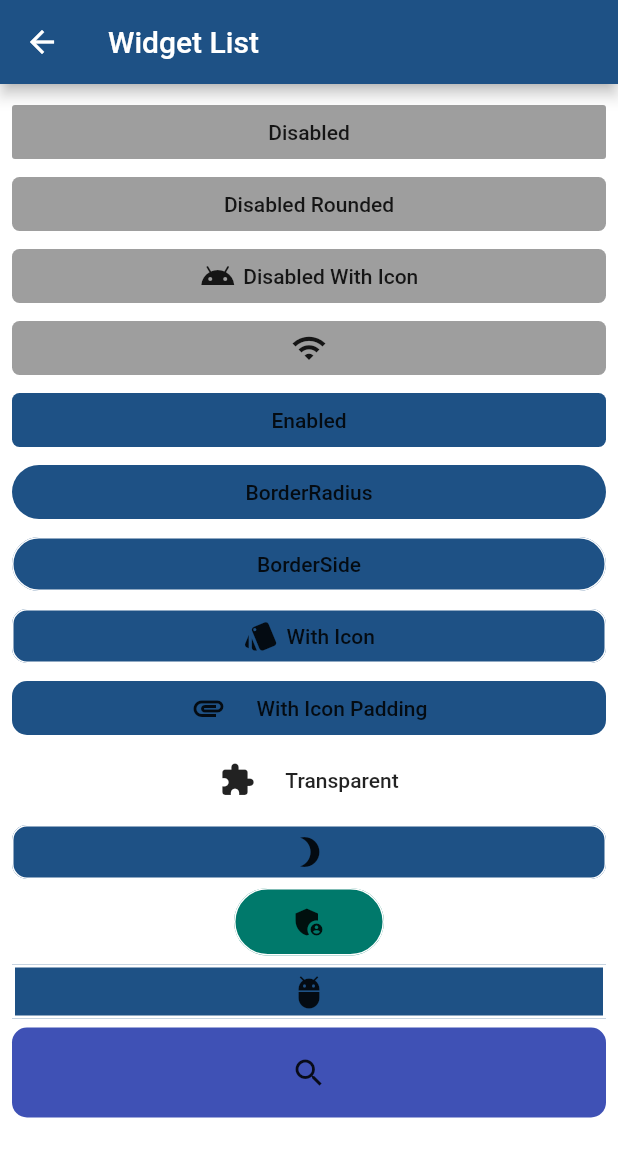
After one commit to ashtanko/flutter_bloc_app_template, a Flutter app: the WidgetListScreen screen opened directly, on a phone screen of 412 x 824 dp. The commit adds this screen. Shown: the top 1157 px of the screen. Run offline on Flutter 3.47's test engine with Material 2 defaults, Android fonts, the phone set to English and light mode, and no system bars; our stand-ins replace bloc, equatable, flutter_bloc, flutter_svg, gap, get_it and 4 more; network calls fail.

Commit message:
Add widget list

```diff
--- a/lib/l10n/intl_de.arb
+++ b/lib/l10n/intl_de.arb
@@ -40,5 +40,25 @@
   "tabHome": "Home",
   "@tabHome": {},
   "tabSettings": "Settings",
-  "@tabSettings": {}
+  "@tabSettings": {},
+  "widgetList": "Widget List",
+  "@widgetList": {},
+  "disabledButtonTitle": "Disabled",
+  "@disabledButtonTitle": {},
+  "disabledRoundedButtonTitle": "Disabled Rounded",
+  "@disabledRoundedButtonTitle": {},
+  "disabledWithIconButtonTitle": "Disabled With Icon",
+  "@disabledWithIconButtonTitle": {},
+  "enabledButtonTitle": "Enabled",
+  "@enabledButtonTitle": {},
+  "borderRadiusButtonTitle": "BorderRadius",
+  "@borderRadiusButtonTitle": {},
+  "borderSideButtonTitle": "BorderSide",
+  "@borderSideButtonTitle": {},
+  "iconButtonTitle": "With Icon",
+  "@iconButtonTitle": {},
+  "iconAndPaddingButtonTitle": "With Icon Padding",
+  "@iconAndPaddingButtonTitle": {},
+  "transparentButtonTitle": "Transparent",
+  "@transparentButtonTitle": {}
 }
--- a/lib/l10n/intl_en.arb
+++ b/lib/l10n/intl_en.arb
@@ -40,5 +40,25 @@
   "tabHome": "Home",
   "@tabHome": {},
   "tabSettings": "Settings",
-  "@tabSettings": {}
+  "@tabSettings": {},
+  "widgetList": "Widget List",
+  "@widgetList": {},
+  "disabledButtonTitle": "Disabled",
+  "@disabledButtonTitle": {},
+  "disabledRoundedButtonTitle": "Disabled Rounded",
+  "@disabledRoundedButtonTitle": {},
+  "disabledWithIconButtonTitle": "Disabled With Icon",
+  "@disabledWithIconButtonTitle": {},
+  "enabledButtonTitle": "Enabled",
+  "@enabledButtonTitle": {},
+  "borderRadiusButtonTitle": "BorderRadius",
+  "@borderRadiusButtonTitle": {},
+  "borderSideButtonTitle": "BorderSide",
+  "@borderSideButtonTitle": {},
+  "iconButtonTitle": "With Icon",
+  "@iconButtonTitle": {},
+  "iconAndPaddingButtonTitle": "With Icon Padding",
+  "@iconAndPaddingButtonTitle": {},
+  "transparentButtonTitle": "Transparent",
+  "@transparentButtonTitle": {}
 }
--- a/lib/routes/routes.dart
+++ b/lib/routes/routes.dart
@@ -60,6 +60,19 @@ final appRouter = GoRouter(
           child: Settings(),
         ),
       ),
+      routes: [
+        GoRoute(
+          path: WidgetListScreen.routeName,
+          pageBuilder: (context, state) => MaterialPage<void>(
+            key: state.pageKey,
+            child: const RootLayout(
+              key: _scaffoldKey,
+              currentIndex: 1,
+              child: WidgetListScreen(),
+            ),
+          ),
+        ),
+      ],
     ),
     for (final route in destinations.skip(2))
       GoRoute(
--- /dev/null
+++ b/lib/view/details/details_screen.dart
@@ -0,0 +1,10 @@
+import 'package:flutter/material.dart';
+
+class DetailsScreen extends StatelessWidget {
+  const DetailsScreen({Key? key}) : super(key: key);
+
+  @override
+  Widget build(BuildContext context) {
+    return Container();
+  }
+}
--- a/lib/view/settings.dart
+++ b/lib/view/settings.dart
@@ -2,6 +2,7 @@ import 'package:flutter/material.dart';
 import 'package:flutter_bloc/flutter_bloc.dart';
 import 'package:flutter_bloc_app_template/generated/l10n.dart';
 import 'package:flutter_bloc_app_template/index.dart';
+import 'package:go_router/go_router.dart';
 
 class Settings extends StatelessWidget {
   const Settings({Key? key}) : super(key: key);
@@ -53,6 +54,11 @@ class Settings extends StatelessWidget {
             ),
             listener: (context, state) => Navigator.of(context).pop(),
           ),
+          SettingCell.icon(
+            icon: Icons.details,
+            title: 'Details',
+            onTap: () => GoRouter.of(context).go('/settings/details'),
+          ),
         ],
       ),
     );
--- a/lib/view/view.dart
+++ b/lib/view/view.dart
@@ -1,5 +1,7 @@
+export 'details/details_screen.dart';
 export 'email_list/email_list_item.dart';
 export 'email_list/email_list_screen.dart';
 export 'email_list/email_list_view.dart';
 export 'error.dart';
 export 'settings.dart';
+export 'widget_list/widget_list_screen.dart';
--- /dev/null
+++ b/lib/view/widget_list/widget_list_screen.dart
@@ -0,0 +1,161 @@
+import 'package:flutter/material.dart';
+import 'package:flutter_bloc_app_template/generated/l10n.dart';
+import 'package:flutter_bloc_app_template/index.dart';
+
+class WidgetListScreen extends StatelessWidget {
+  const WidgetListScreen({Key? key}) : super(key: key);
+
+  static const routeName = ':widgets';
+
+  @override
+  Widget build(BuildContext context) {
+    return Scaffold(
+      appBar: AppBar(
+        title: Text(S.of(context).widgetList),
+      ),
+      body: Padding(
+        padding: const EdgeInsets.all(8.0),
+        child: SingleChildScrollView(
+          child: Column(
+            children: [
+              CustomButton(
+                title: S.of(context).disabledButtonTitle,
+              ),
+              CustomButton(
+                title: S.of(context).disabledRoundedButtonTitle,
+                isRounded: true,
+              ),
+              CustomButton(
+                icon: const Icon(Icons.android_sharp),
+                title: S.of(context).disabledWithIconButtonTitle,
+                isRounded: true,
+              ),
+              const CustomButton(
+                icon: Icon(Icons.wifi),
+                isRounded: true,
+              ),
+              CustomButton(
+                title: S.of(context).enabledButtonTitle,
+                isRounded: true,
+                onPressed: () {
+                  // TODO
+                },
+              ),
+              CustomButton(
+                title: S.of(context).borderRadiusButtonTitle,
+                isRounded: true,
+                borderRadius: 20,
+                onPressed: () {
+                  // TODO
+                },
+              ),
+              CustomButton(
+                title: S.of(context).borderSideButtonTitle,
+                isRounded: true,
+                borderRadius: 20,
+                onPressed: () {
+                  // TODO
+                },
+                side: const BorderSide(
+                  color: Colors.white,
+                  width: 1.0,
+                ),
+              ),
+              CustomButton(
+                title: S.of(context).iconButtonTitle,
+                icon: const Icon(Icons.style),
+                isRounded: true,
+                borderRadius: 10,
+                onPressed: () {
+                  // TODO
+                },
+                side: const BorderSide(
+                  color: Colors.white,
+                  width: 1.0,
+                ),
+              ),
+              CustomButton(
+                title: S.of(context).iconAndPaddingButtonTitle,
+                icon: const Icon(Icons.attachment),
+                iconPadding: 20,
+                isRounded: true,
+                borderRadius: 10,
+                onPressed: () {
+                  // TODO
+                },
+              ),
+              CustomButton(
+                title: S.of(context).transparentButtonTitle,
+                icon: const Icon(Icons.extension),
+                iconPadding: 20,
+                isRounded: true,
+                borderRadius: 10,
+                color: Colors.transparent,
+                side: const BorderSide(
+                  color: Colors.white,
+                  width: 1.0,
+                ),
+                onPressed: () {
+                  // TODO
+                },
+              ),
+              CustomButton(
+                icon: const Icon(Icons.brightness_3),
+                iconPadding: 20,
+                isRounded: true,
+                borderRadius: 10,
+                side: const BorderSide(
+                  color: Colors.white,
+                  width: 1.0,
+                ),
+                onPressed: () {
+                  // TODO
+                },
+              ),
+              CustomButton(
+                width: 100,
+                height: 45,
+                icon: const Icon(Icons.admin_panel_settings),
+                iconPadding: 20,
+                isRounded: true,
+                borderRadius: 40,
+                color: Colors.teal[700],
+                side: const BorderSide(
+                  color: Colors.white,
+                  width: 1.0,
+                ),
+                onPressed: () {
+                  // TODO
+                },
+              ),
+              CustomButton(
+                icon: const Icon(Icons.adb),
+                iconPadding: 20,
+                isRounded: true,
+                borderRadius: 0,
+                side: const BorderSide(
+                  color: Colors.white,
+                  width: 2.0,
+                ),
+                onPressed: () {
+                  // TODO
+                },
+              ),
+              CustomButton(
+                height: 60,
+                icon: const Icon(Icons.search),
+                iconPadding: 10,
+                color: Colors.indigo,
+                isRounded: true,
+                borderRadius: 10,
+                onPressed: () {
+                  // TODO
+                },
+              ),
+            ],
+          ),
+        ),
+      ),
+    );
+  }
+}
--- /dev/null
+++ b/lib/widgets/custom_button.dart
@@ -0,0 +1,83 @@
+import 'package:flutter/material.dart';
+
+class CustomButton extends StatelessWidget {
+  const CustomButton({
+    Key? key,
+    this.color,
+    this.onPressed,
+    this.icon,
+    this.title,
+    this.borderRadius = 5.0,
+    this.textStyle,
+    this.iconPadding = 5.0,
+    this.isRounded = false,
+    this.side = BorderSide.none,
+    this.height,
+    this.width,
+  }) : super(key: key);
+  final Color? color;
+  final VoidCallback? onPressed;
+  final Widget? icon;
+  final String? title;
+  final double borderRadius;
+  final TextStyle? textStyle;
+  final bool isRounded;
+  final double? iconPadding;
+  final BorderSide side;
+  final double? height;
+  final double? width;
+
+  @override
+  Widget build(BuildContext context) {
+    final theme = Theme.of(context);
+    final buttonTheme = ButtonTheme.of(context);
+
+    return SizedBox(
+      height: height,
+      width: width,
+      child: RawMaterialButton(
+        fillColor: onPressed == null
+            ? theme.disabledColor
+            : color ?? theme.colorScheme.primary,
+        elevation: 0,
+        focusElevation: 0,
+        hoverElevation: 0,
+        highlightElevation: 0,
+        onPressed: onPressed,
+        shape: buttonTheme
+            .copyWith(
+              shape: isRounded
+                  ? RoundedRectangleBorder(
+                      borderRadius: BorderRadius.circular(
+                        isRounded ? borderRadius : 0,
+                      ),
+                      side: side,
+                    )
+                  : null,
+            )
+            .shape,
+        child: Row(
+          mainAxisSize: MainAxisSize.max,
+          mainAxisAlignment: MainAxisAlignment.center,
+          children: <Widget>[
+            if (icon != null) icon!,
+            if (icon != null && title != null && title?.isNotEmpty == true)
+              SizedBox(
+                width: iconPadding,
+              ),
+            if (title != null)
+              Flexible(
+                child: Text(
+                  title!,
+                  style: textStyle ?? theme.textTheme.button,
+                  overflow: TextOverflow.ellipsis,
+                  maxLines: 1,
+                  softWrap: false,
+                ),
+              ),
+          ],
+        ),
+      ),
+    );
+  }
+}
--- a/lib/widgets/widgets.dart
+++ b/lib/widgets/widgets.dart
@@ -2,6 +2,7 @@ export 'attachment_icon.dart';
 export 'attachments.dart';
 export 'bottom_sheet_dialog.dart';
 export 'bottom_sheet_dialog_icon.dart';
+export 'custom_button.dart';
 export 'empty_widget.dart';
 export 'favorite_icon.dart';
 export 'item_avatar.dart';
```
Also changed, not shown: lib/generated/intl/messages_de.dart, lib/generated/intl/messages_en.dart, lib/generated/l10n.dart, 1 other file.
